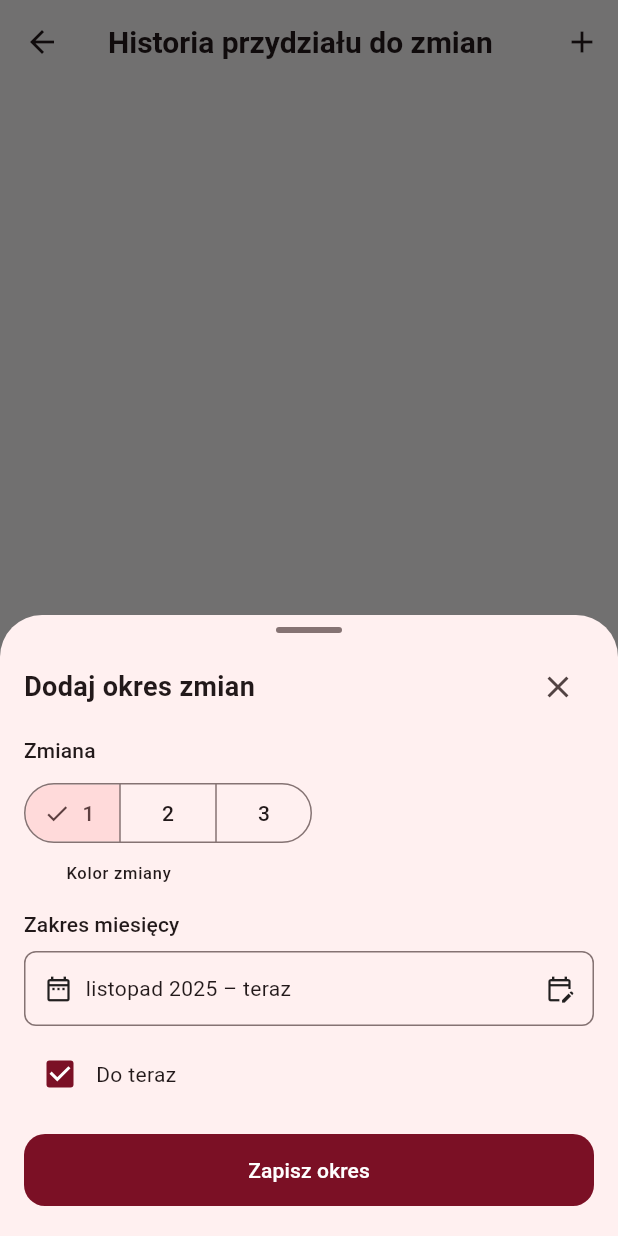
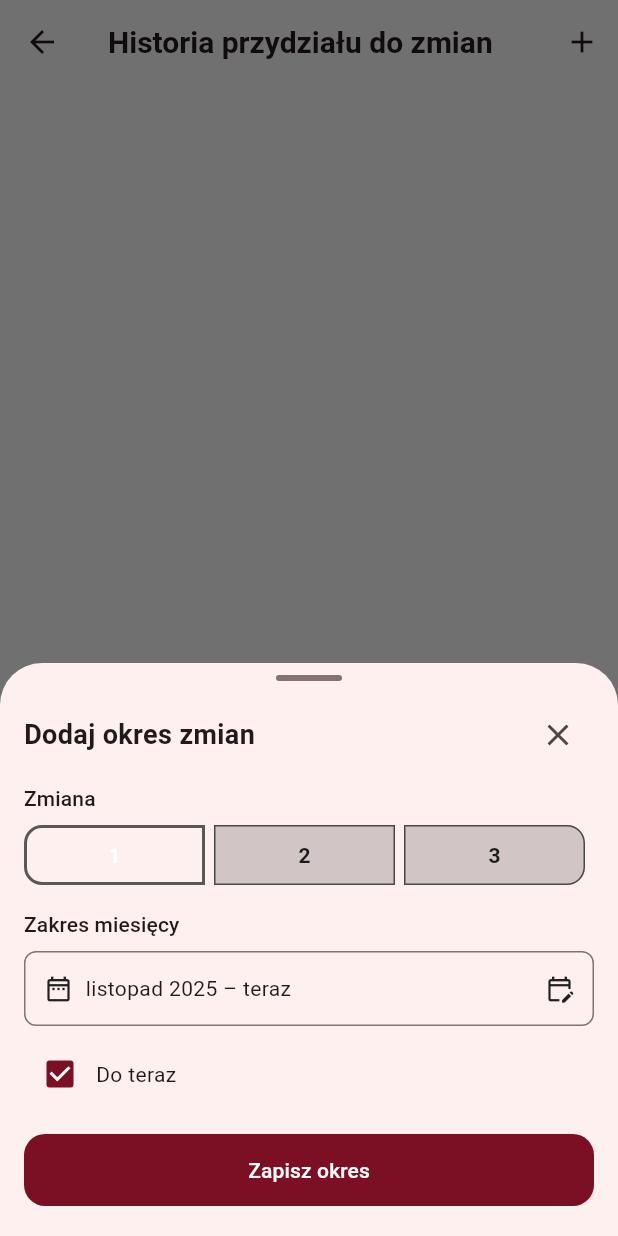
Before and after one commit to kroxon/Spark, a Flutter app: the ShiftHistoryPage screen opened directly, after a tap on the "add" icon, on a phone screen of 412 x 824 dp. Run offline on Flutter 3.47's test engine with Material 3 defaults, Android fonts, the light colour scheme and no system bars; our stand-ins replace cloud_firestore, firebase_auth, firebase_core, flutter_riverpod, flutter_signin_button, go_router and 2 more; missing offline and left inert: flutter_color_picker_wheel; accounts and stored records are empty; generated files the repository leaves out were written again; statements that could not run were skipped.

Commit message:
shift history: replace dot with left color stripe on cards; colorized shift selector matching palette; improved range field UX

```diff
--- a/lib/features/system_settings/presentation/pages/shift_history_page.dart
+++ b/lib/features/system_settings/presentation/pages/shift_history_page.dart
@@ -4,6 +4,7 @@ import 'package:iskra/core/firebase/firebase_providers.dart';
 import 'package:iskra/features/auth/data/user_profile_repository.dart';
 import 'package:iskra/features/auth/domain/models/user_profile.dart';
 import 'package:iskra/features/system_settings/application/shift_history_controller.dart';
+import 'package:iskra/features/calendar/models/shift_color_palette.dart';
 
 class ShiftHistoryPage extends ConsumerStatefulWidget {
   const ShiftHistoryPage({super.key});
@@ -51,8 +52,11 @@ class _ShiftHistoryPageState extends ConsumerState<ShiftHistoryPage> {
           final color = profile.shiftColorPalette.colorForShift(p.shiftId);
           return Card(
             clipBehavior: Clip.antiAlias,
+            child: Row(
+              children: [
+                Container(width: 6, height: double.infinity, color: color),
+                Expanded(
                   child: ListTile(
-              leading: _ShiftColorDot(color: color),
                     onTap: () => _openUpsertPeriodSheet(context, profile, initial: p),
                     title: Text('Zmiana ${p.shiftId}'),
                     subtitle: Text('${_labelMonth(p.start)} – ${isCurrent ? 'teraz' : _labelMonth(p.end!)}'),
@@ -69,13 +73,16 @@ class _ShiftHistoryPageState extends ConsumerState<ShiftHistoryPage> {
                               _confirmDelete(context, profile, p);
                             }
                           },
-                    itemBuilder: (context) => [
-                      const PopupMenuItem(value: 'edit', child: Text('Edytuj')),
-                      const PopupMenuItem(value: 'delete', child: Text('Usuń')),
+                          itemBuilder: (context) => const [
+                            PopupMenuItem(value: 'edit', child: Text('Edytuj')),
+                            PopupMenuItem(value: 'delete', child: Text('Usuń')),
                           ],
                         ),
                       ],
                     ),
+                  ),
+                ),
+              ],
             ),
           );
         },
@@ -234,22 +241,10 @@ class _UpsertPeriodSheetState extends ConsumerState<_UpsertPeriodSheet> {
                   children: [
                     Text('Zmiana', style: Theme.of(context).textTheme.labelLarge),
                     const SizedBox(height: 8),
-                    SegmentedButton<int>(
-                      segments: const [
-                        ButtonSegment(value: 1, label: Text('1')),
-                        ButtonSegment(value: 2, label: Text('2')),
-                        ButtonSegment(value: 3, label: Text('3')),
-                      ],
-                      selected: {_shiftId},
-                      onSelectionChanged: (s) => setState(() => _shiftId = s.first),
-                    ),
-                    const SizedBox(height: 8),
-                    Row(
-                      children: [
-                        _ShiftColorDot(color: widget.profile.shiftColorPalette.colorForShift(_shiftId)),
-                        const SizedBox(width: 8),
-                        Text('Kolor zmiany', style: Theme.of(context).textTheme.labelSmall),
-                      ],
+                    _ShiftSelector(
+                      selected: _shiftId,
+                      palette: widget.profile.shiftColorPalette,
+                      onSelected: (id) => setState(() => _shiftId = id),
                     ),
                     const SizedBox(height: 16),
                     Text('Zakres miesięcy', style: Theme.of(context).textTheme.labelLarge),
@@ -348,17 +343,56 @@ class _UpsertPeriodSheetState extends ConsumerState<_UpsertPeriodSheet> {
 
 }
 
-class _ShiftColorDot extends StatelessWidget {
-  const _ShiftColorDot({required this.color});
-  final Color color;
+class _ShiftSelector extends StatelessWidget {
+  const _ShiftSelector({required this.selected, required this.palette, required this.onSelected});
+  final int selected;
+  final ShiftColorPalette palette;
+  final ValueChanged<int> onSelected;
+
   @override
   Widget build(BuildContext context) {
-    return Container(
-      width: 12,
-      height: 12,
-      margin: const EdgeInsets.only(right: 8),
-      decoration: BoxDecoration(color: color, shape: BoxShape.circle),
+    final items = [1, 2, 3];
+    return Row(
+      children: items.map((id) {
+        final color = palette.colorForShift(id);
+        final sel = id == selected;
+        final bg = sel ? color : color.withOpacity(0.18);
+        final border = color.withOpacity(0.64);
+        final textColor = _bestOnColor(color, sel);
+        final radius = BorderRadius.horizontal(
+          left: id == 1 ? const Radius.circular(12) : Radius.zero,
+          right: id == 3 ? const Radius.circular(12) : Radius.zero,
         );
+        return Expanded(
+          child: Padding(
+            padding: const EdgeInsets.only(right: 6),
+            child: Material(
+              color: bg,
+              shape: RoundedRectangleBorder(
+                borderRadius: radius,
+                side: BorderSide(color: border, width: sel ? 2 : 1),
+              ),
+              child: InkWell(
+                borderRadius: radius,
+                onTap: () => onSelected(id),
+                child: Padding(
+                  padding: const EdgeInsets.symmetric(vertical: 10),
+                  child: Center(
+                    child: Text('$id', style: TextStyle(fontWeight: FontWeight.w600, color: textColor)),
+                  ),
+                ),
+              ),
+            ),
+          ),
+        );
+      }).toList(),
+    );
+  }
+
+  Color _bestOnColor(Color base, bool selected) {
+    // If selected, ensure strong contrast; otherwise use onSurface
+    if (!selected) return Colors.black87;
+    return base.computeLuminance() > 0.5 ? Colors.black : Colors.white;
   }
 }
 
```
Lines whose indentation alone changed are shown as unchanged.
